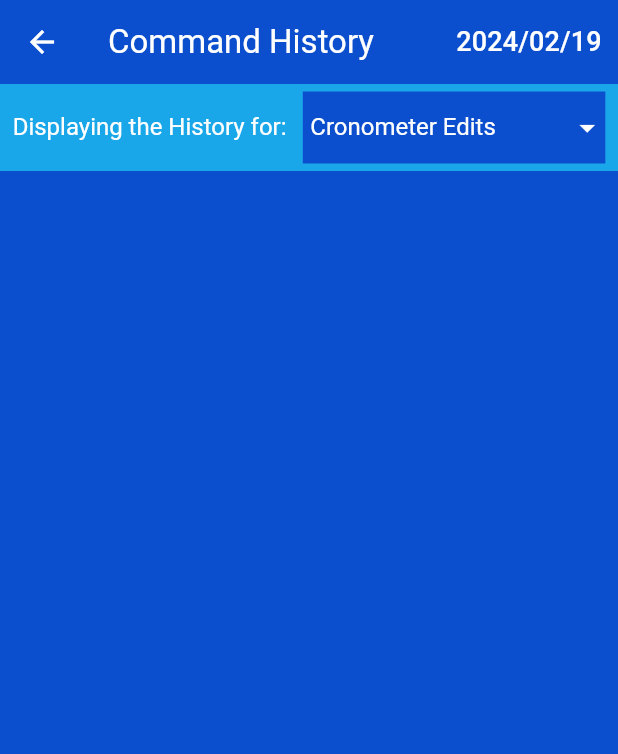
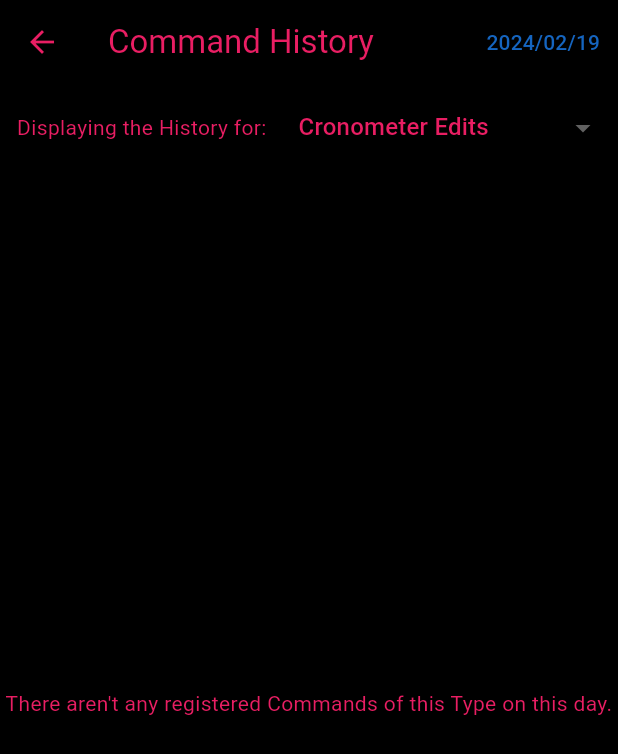
Before and after one commit to VFMiracle/Projeto-App-v0.3, a Flutter app: the screen it shows after launch, after a tap on "Command History Panel", on a phone screen of 412 x 824 dp. Shown: the top 754 px of the screen. Run offline on Flutter 3.47's test engine with Material 3 defaults, Android fonts, the light colour scheme and no system bars; our stand-ins replace flutter_local_notifications, numberpicker, sqflite; accounts and stored records are empty.

Commit message:
Recriação do Theme do App Iniciada
Estilos especifícos e referências aos arquivos de Theme antigos comentados. Novo arquivo Main Theme criado.

```diff
--- a/lib/background/notification_manager.dart
+++ b/lib/background/notification_manager.dart
@@ -27,7 +27,7 @@ class NotificationManager{
       'cronometer',
       'Cronometer',
       channelDescription: 'The background representation of the cronometer.',
-      color: Color.fromARGB(255, 11, 79, 206),
+      /* color: Color.fromARGB(255, 11, 79, 206), */
       ongoing: true,
       playSound: false,
       priority: Priority.low,
--- a/lib/main.dart
+++ b/lib/main.dart
@@ -31,7 +31,7 @@ class MainMenu extends StatelessWidget{
 
   @override
   Widget build(BuildContext context){
-    ButtonStyle buttonStyle = const ButtonStyle(padding: MaterialStatePropertyAll<EdgeInsetsGeometry>(EdgeInsets.zero));
+    /*ButtonStyle buttonStyle = const ButtonStyle(padding: MaterialStatePropertyAll<EdgeInsetsGeometry>(EdgeInsets.zero));*/
 
     return MaterialApp(
       home: Scaffold(
@@ -49,7 +49,7 @@ class MainMenu extends StatelessWidget{
                       child: const CronometerPanelView(),
                     );
                   })),
-                  style: buttonStyle,
+                  /*style: buttonStyle,*/
                   child: const Text("Cronometer List"),
                 );
               }
@@ -65,7 +65,7 @@ class MainMenu extends StatelessWidget{
                       child: const TimeRecordPanelView(),
                     );
                   })),
-                  style: buttonStyle,
+                  /*style: buttonStyle,*/
                   child: const Text("Time Records"),
                 );
               }
--- a/lib/themes/main_dialog_theme.dart
+++ b/lib/old_themes/old_main_dialog_theme.dart
@@ -1,7 +1,7 @@
 import 'package:flutter/material.dart';
 
 //INFO: This Theme should be applied on all Dialog's, except Date Picker Dialogs
-abstract class MainDialogTheme{
+abstract class OldMainDialogTheme{
 
   static DialogTheme build(Color textColor, Color backgroundColor){
     return DialogTheme(
--- a/lib/themes/time_editor_theme.dart
+++ b/lib/old_themes/old_time_editor_theme.dart
@@ -1,6 +1,6 @@
 import 'package:flutter/material.dart';
 
-abstract class TimeEditorTheme{
+abstract class OldTimeEditorTheme{
 
   static ThemeData build(BuildContext context){
     return Theme.of(context).copyWith(
--- a/lib/themes/main_theme.dart
+++ b/lib/themes/main_theme.dart
@@ -1,114 +1,21 @@
 import 'package:flutter/material.dart';
-import 'package:projeto_time_counter/themes/main_dialog_theme.dart';
 
 abstract class MainTheme{
 
   static ThemeData build(){
-    Color confirmColor = const Color.fromARGB(255, 21, 190, 27);
-    Color errorColor = const Color.fromARGB(255, 218, 12, 12);
-    Color primaryColor = const Color.fromARGB(255, 11, 79, 206);
-    Color secondaryColor = const Color.fromARGB(255, 26, 167, 233);
-    Color structureColor = const Color.fromARGB(255, 2, 16, 59);
     return ThemeData(
       colorScheme: ColorScheme(
         brightness: Brightness.light,
-        primary: primaryColor,
-        secondary: secondaryColor,
-        tertiary: const Color.fromARGB(255, 55, 90, 131),
-        onPrimary: Colors.white,
-        onSecondary: Colors.white,
-        onTertiary: Colors.white,
-        error: errorColor,
-        onError: const Color.fromARGB(255, 105, 28, 28),
-        background: Colors.white,
-        onBackground: const Color.fromARGB(255, 6, 33, 119),
-        surface: primaryColor,
-        onSurface: Colors.white,
-        primaryContainer: structureColor,
-        scrim: confirmColor,
-      ),
-      datePickerTheme: DatePickerThemeData(
-        cancelButtonStyle: ButtonStyle(
-          foregroundColor: MaterialStateProperty.all(errorColor),
-        ),
-        confirmButtonStyle: ButtonStyle(
-          foregroundColor: MaterialStateProperty.all(confirmColor)
-        ),
-        dayBackgroundColor: MaterialStateProperty.resolveWith((Set<MaterialState> states){
-          if(states.contains(MaterialState.selected)){
-            return confirmColor;
-          }
-          return primaryColor;
-        }),
-        todayBackgroundColor: MaterialStateProperty.resolveWith((Set<MaterialState> states){
-          if(states.contains(MaterialState.selected)){
-            return confirmColor;
-          }
-          return primaryColor;
-        }),
-        todayForegroundColor: MaterialStateProperty.resolveWith((Set<MaterialState> states){
-          if(states.contains(MaterialState.selected)){
-            return Colors.white;
-          }
-          return confirmColor;
-        }),
-      ),
-      dialogTheme: MainDialogTheme.build(Colors.white, primaryColor),
-      dividerTheme: DividerThemeData(
-        color: structureColor,
-        space: 0,
-        thickness: 2,
-      ),
-      inputDecorationTheme: const InputDecorationTheme(
-        enabledBorder: UnderlineInputBorder(
-          borderSide: BorderSide(
-            color: Color.fromARGB(255, 114, 164, 255),
-            width: 1.5,
-          ),
-        ),
-        focusedBorder: UnderlineInputBorder(
-          borderSide: BorderSide(
-            color: Colors.white,
-            width: 2,
-          ),
-        ),
-      ),
-      textTheme: TextTheme(
-        bodyLarge: TextStyle(
-          color: primaryColor,
-          fontSize: 20,
-          fontWeight: FontWeight.w500,
-        ),
-        bodyMedium: TextStyle(
-          color: primaryColor,
-          fontSize: 18,
-          fontWeight: FontWeight.w500
-        ),
-        bodySmall: const TextStyle(
-          fontSize: 15,
-        ),
-        displayLarge: const TextStyle(
-          fontSize: 80
-        ),
-        displayMedium: const TextStyle(
-          fontSize: 30,
-        ),
-        displaySmall: TextStyle(
-          color: secondaryColor,
-          fontSize: 16,
-        ),
-        headlineLarge: const TextStyle(
-          fontSize: 40,
-          fontWeight: FontWeight.normal
-        ),
-        headlineMedium: TextStyle(
-          color: primaryColor,
-          fontSize: 25,
-          fontWeight: FontWeight.bold,
-        ),
-        labelLarge: const TextStyle(
-          fontSize: 18,
-        ),
+        primary: Colors.blue[800]!,
+        onPrimary: Colors.amber,
+        secondary: Colors.green,
+        onSecondary: Colors.purple,
+        error: Colors.red,
+        onError: Colors.brown,
+        surface: Colors.black,
+        onSurface: Colors.pink,
+        background: Colors.indigo[300]!,
+        onBackground: Colors.cyan,
       ),
     );
   }
--- a/lib/views/routes/command_history_panel_view.dart
+++ b/lib/views/routes/command_history_panel_view.dart
@@ -71,32 +71,32 @@ class CommandHistoryPanelViewState extends State<CommandHistoryPanelView>{
 
   Container _buildCommandHistoryTypeDropdownSection(BuildContext context){
     return Container(
-      decoration: BoxDecoration(
+      /* decoration: BoxDecoration(
         color: Theme.of(context).colorScheme.secondary,
-      ),
+      ), */
       padding: const EdgeInsets.symmetric(horizontal: 5),
       child: Row(
         mainAxisAlignment: MainAxisAlignment.spaceAround,
         children: [
-          Text(
+          const Text(
             "Displaying the History for: ",
-            style: Theme.of(context).textTheme.displaySmall!.copyWith(color: Theme.of(context).colorScheme.background),
+            /*style: Theme.of(context).textTheme.displaySmall!.copyWith(color: Theme.of(context).colorScheme.background),*/
           ),
           Container(
-            decoration: BoxDecoration(
+            /* decoration: BoxDecoration(
               color: Theme.of(context).colorScheme.primary,
-            ),
+            ), */
             margin: const EdgeInsets.symmetric(vertical: 5),
             padding: const EdgeInsets.only(left: 5),
             child: DropdownButtonHideUnderline(
               child: DropdownButton<CommandHistoryType>(
-                iconEnabledColor: Theme.of(context).colorScheme.background,
+                /* iconEnabledColor: Theme.of(context).colorScheme.background, */
                 items: CommandHistoryType.values.map<DropdownMenuItem<CommandHistoryType>>(
                   (CommandHistoryType type) => DropdownMenuItem<CommandHistoryType>(
                     value: type,
                     child: Text(
                       type.description,
-                      style: TextStyle(color: Theme.of(context).colorScheme.primary)
+                      /*style: TextStyle(color: Theme.of(context).colorScheme.primary)*/
                     )
                   ),
                 ).toList(),
@@ -106,7 +106,7 @@ class CommandHistoryPanelViewState extends State<CommandHistoryPanelView>{
                     alignment: Alignment.center,
                     child: Text(
                       type.description,
-                      style: Theme.of(context).textTheme.displaySmall!.copyWith(color: Theme.of(context).colorScheme.background),
+                      /*style: Theme.of(context).textTheme.displaySmall!.copyWith(color: Theme.of(context).colorScheme.background),*/
                     )
                   ),
                 ).toList(),
@@ -131,16 +131,16 @@ class CommandHistoryPanelViewState extends State<CommandHistoryPanelView>{
       }),
       child: Text(
         DateTimeUtils().mapDateToDisplayString(selDateNotifier.selDate),
-        style: TextStyle(color: Theme.of(context).colorScheme.onPrimary)
+        /*style: TextStyle(color: Theme.of(context).colorScheme.onPrimary)*/
       ),
     );
   }
 
   Center _buildNoCommandHistoryMessage(BuildContext context){
-    return Center(
+    return const Center(
       child: Text(
         "There aren't any registered Commands of this Type on this day.",
-        style: Theme.of(context).textTheme.headlineMedium,
+        /*style: Theme.of(context).textTheme.headlineMedium,*/
         textAlign: TextAlign.center,
       ),
     );
--- a/lib/views/routes/time_record_panel_view.dart
+++ b/lib/views/routes/time_record_panel_view.dart
@@ -81,16 +81,16 @@ class _TimeRecordPanelViewState extends State<TimeRecordPanelView>{
       }),
       child: Text(
         DateTimeUtils().mapDateToDisplayString(selDateNotifier.selDate),
-        style: TextStyle(color: Theme.of(context).colorScheme.onPrimary),
+        /* style: TextStyle(color: Theme.of(context).colorScheme.onPrimary), */
       ),
     );
   }
 
   Center _buildNoTimeRecordsMessage(BuildContext context){
-    return Center(
+    return const Center(
       child: Text(
         "There aren't any Time Records for this day.",
-        style: Theme.of(context).textTheme.headlineMedium,
+        /* style: Theme.of(context).textTheme.headlineMedium, */
         textAlign: TextAlign.center,
       ),
     );
--- a/lib/views/widgets/cronometer_panel_entry_view.dart
+++ b/lib/views/widgets/cronometer_panel_entry_view.dart
@@ -59,7 +59,7 @@ class CronometerPanelEntryViewState extends State<CronometerPanelEntryView>{
                   return Text(
                     crnmtrIsRnngNtfr.isRunning ? "" : "Paused",
                     textAlign: TextAlign.end,
-                    style: TextStyle(color: Theme.of(context).colorScheme.secondary)
+                    /* style: TextStyle(color: Theme.of(context).colorScheme.secondary) */
                   );
                 }
               ),
@@ -74,7 +74,7 @@ class CronometerPanelEntryViewState extends State<CronometerPanelEntryView>{
                 builder: (BuildContext context, CronometerValueNotifier crnmtrValueNtfr, Widget? child){
                   return Text(
                     TimeConversionService().fromIntToString(crnmtrValueNtfr.currentValue),
-                    style: TextStyle(color: Theme.of(context).colorScheme.secondary)
+                    /* style: TextStyle(color: Theme.of(context).colorScheme.secondary) */
                   );
                 }
               ),
--- a/lib/views/widgets/reusable/deletion_dialog_view.dart
+++ b/lib/views/widgets/reusable/deletion_dialog_view.dart
@@ -15,11 +15,11 @@ class DeletionDialogView extends StatelessWidget{
             _deletionFunction();
             Navigator.of(context).pop();
           },
-          child: Text("Yes", style: Theme.of(context).textTheme.displaySmall)
+          child: const Text("Yes", /* style: Theme.of(context).textTheme.displaySmall */)
         ),
         TextButton(
           onPressed: () => Navigator.of(context).pop(),
-          child: Text("No", style: Theme.of(context).textTheme.displaySmall)
+          child: const Text("No", /* style: Theme.of(context).textTheme.displaySmall */)
         ),
       ],
       title: Text(_title)
--- a/lib/views/widgets/time_record_view.dart
+++ b/lib/views/widgets/time_record_view.dart
@@ -38,7 +38,7 @@ class TimeRecordView extends StatelessWidget{
               builder: (BuildContext context, TimeRecordTaskNameNotifier taskNameNtfr, Widget? child){
                 return Text(
                   taskNameNtfr.taskName,
-                  style: Theme.of(context).textTheme.bodyLarge,
+                  /* style: Theme.of(context).textTheme.bodyLarge, */
                 );
               },
             ),
@@ -48,9 +48,9 @@ class TimeRecordView extends StatelessWidget{
               builder:(BuildContext context, TimeRecordCountedTimeNotifier countedTimeNtfr, Widget? child){
                 return Text(
                   TimeConversionService().fromIntToString(countedTimeNtfr.countedTime),
-                  style: Theme.of(context).textTheme.bodyLarge!.copyWith(
+                  /* style: Theme.of(context).textTheme.bodyLarge!.copyWith(
                     color: Theme.of(context).colorScheme.secondary,
-                  ),
+                  ), */
                 );
               },
             )
--- a/project_notes/A Fazer.txt
+++ b/project_notes/A Fazer.txt
@@ -1,4 +1,6 @@
 THINGS TO DO:
 	- Remake the App's Theme from the beggining.
-		*- Remove all instances of the App's sub Themes, such as Time Editor Theme, and stylings for specific Widgets.
+		- Remove all instances of the App's sub Themes, such as Time Editor Theme, and stylings for specific Widgets.
+		- Remake the App's Color Scheme.
+			*- Analyse where each placeholder Color of the Scheme is being used and determine what actual Color should be used in that place.
 	- Add a Search Bar to the Cronometer Panel.
```
Also changed, not shown: lib/old_themes/old_main_theme.dart (added, +115 -0 lines), lib/views/routes/cronometer_panel_view.dart (+6 -7 lines), lib/views/routes/cronometer_view.dart (+12 -13 lines), lib/views/widgets/command_history_view.dart (+4 -4 lines), lib/views/widgets/reusable/exception_dialog_view.dart (+5 -5 lines), lib/views/widgets/reusable/time_editor_view.dart (+6 -12 lines).
